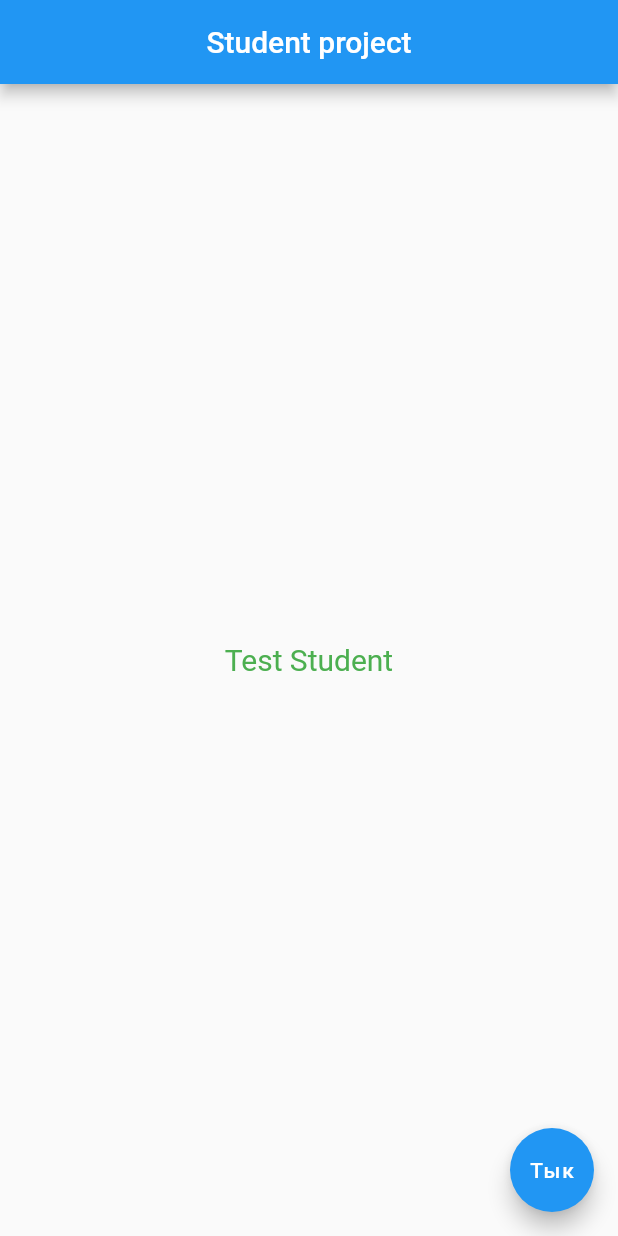
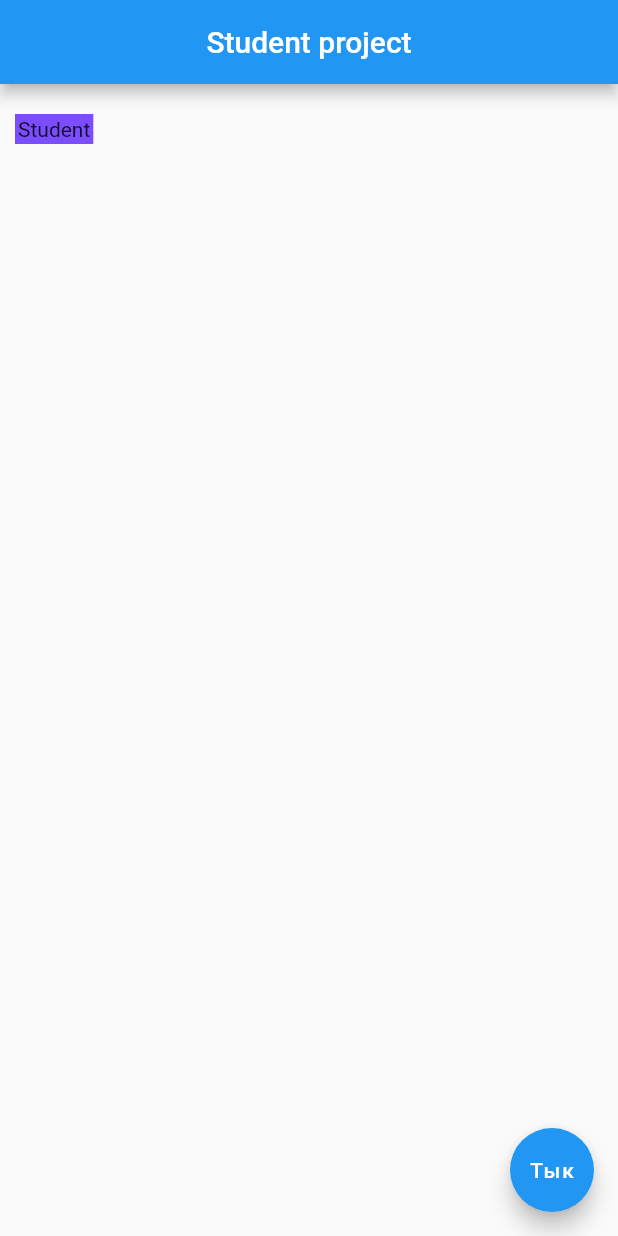
Before and after one commit to Andrei200123/student_project, a Flutter app: the screen it shows after launch, on a phone screen of 412 x 824 dp. Run offline on Flutter 3.47's test engine with Material 2 defaults, Android fonts, the phone set to English and light mode, and no system bars; Roboto replaces fonts that are missing (RubikWetPaint).

Commit message:
Тест всякого

```diff
--- a/lib/main.dart
+++ b/lib/main.dart
@@ -12,14 +12,11 @@ class MyApp extends StatelessWidget {
           title: Text("Student project"),
           centerTitle: true,
         ),
-        body: Center(
-          child: Text(
-            "Test Student",
-            style: TextStyle(
-                fontSize: 20,
-                color: Colors.green,
-                fontFamily: 'RubikWetPaint'),
-          ),
+        body: Container(
+          color: Colors.deepPurpleAccent,
+          child: Text("Student"),
+          margin: EdgeInsets.symmetric(horizontal: 10.0, vertical: 20.0),
+          padding: EdgeInsets.all(2.0),
         ),
         floatingActionButton: FloatingActionButton(
           onPressed: () {
```
Also changed, not shown: pubspec.yaml (+8 -74 lines), pubspec.lock.
